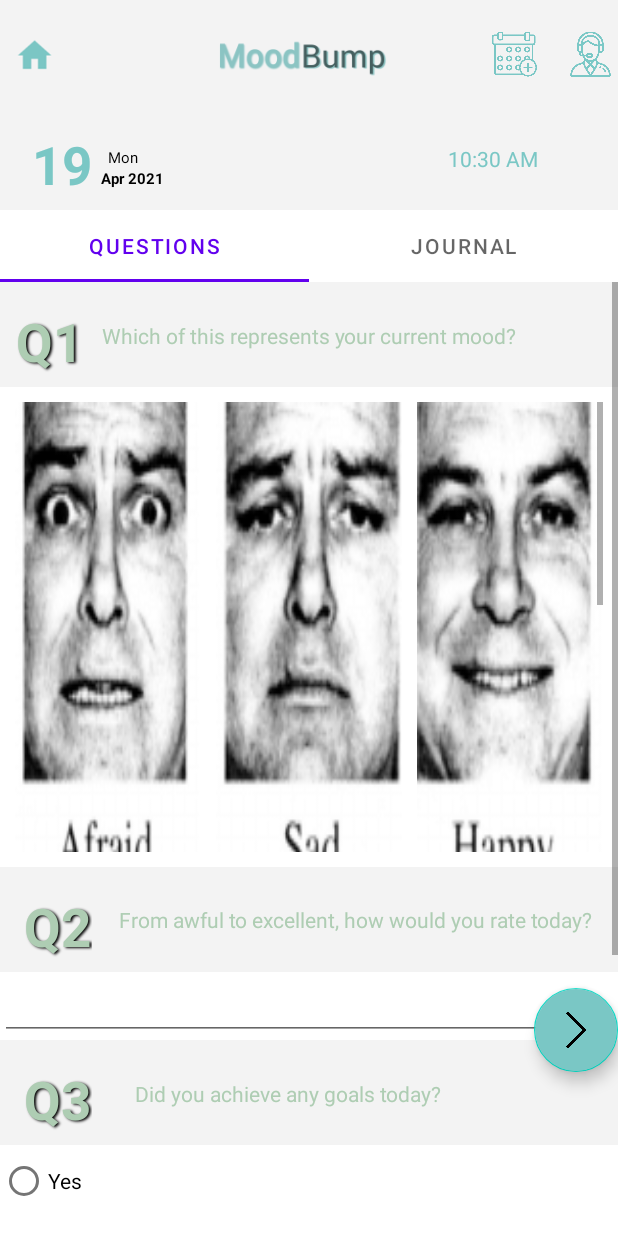
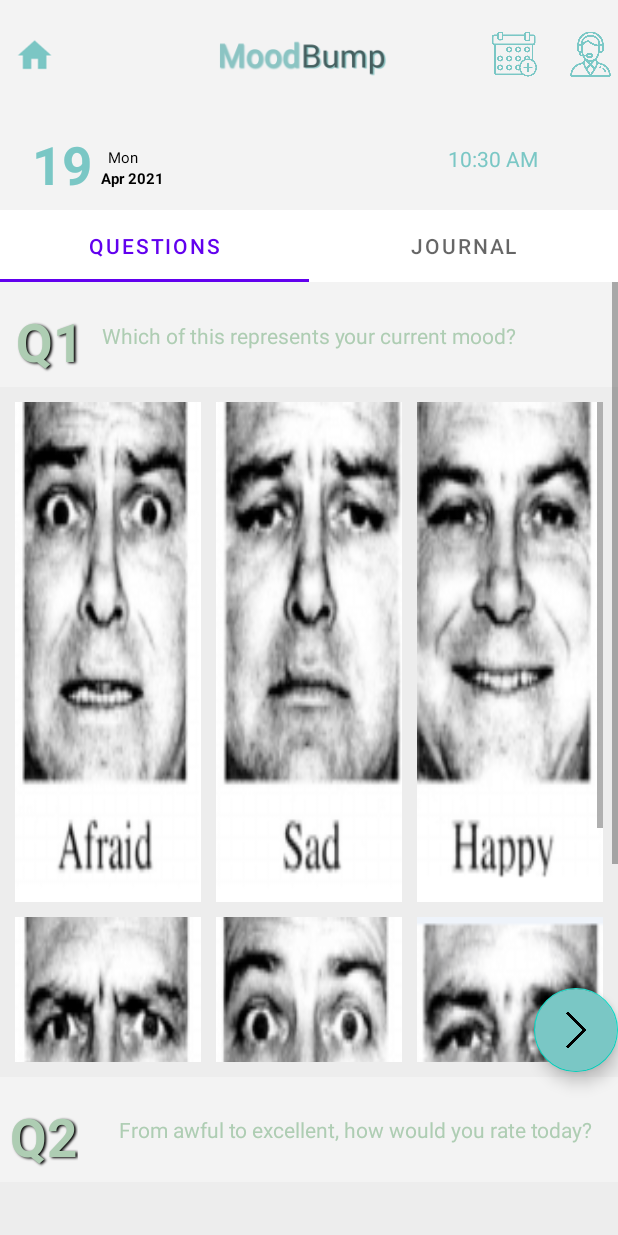
Before and after one commit to blxyon/moodBump, an Android app: the QuestionsFrag screen opened directly, with no data from a screen before it, on a phone screen of 412 x 824 dp. Run offline under Robolectric (Android 15) with nearby library versions, the phone set to English and light mode, and no system bars.

Commit message:
loads of bug fixings

```diff
--- a/front-endAndroid/app/src/main/java/backend/MoodServerUtils.java
+++ b/front-endAndroid/app/src/main/java/backend/MoodServerUtils.java
@@ -21,7 +21,7 @@ import java.util.concurrent.Future;
 public class MoodServerUtils {
     private MoodServerUtils() {}
     public static String protocol = "http";
-    public static String host = "192.168.0.68";
+    public static String host = "192.168.1.102";
     public static int port = 8000;
     public static String path = "/api/sentiment/";
 
--- a/front-endAndroid/app/src/main/java/com/unientrepproj/entrep/StartingPage.java
+++ b/front-endAndroid/app/src/main/java/com/unientrepproj/entrep/StartingPage.java
@@ -131,7 +131,7 @@ public class StartingPage extends AppCompatActivity {
         cursor.moveToFirst();
         String name =cursor.getString(0);
         TextView nameTex=findViewById(R.id.nameTex);
-        nameTex.setText(name);
+        nameTex.setText("Welcome "+name);
     }
 
     public void directToSpotify(String s){
--- a/front-endAndroid/app/src/main/res/layout/activity_main.xml
+++ b/front-endAndroid/app/src/main/res/layout/activity_main.xml
@@ -26,6 +26,8 @@
         android:layout_marginBottom="44dp"
         android:ems="10"
         android:hint="Enter your Name"
+        android:textColor="@color/black"
+        android:textColorHint="@color/black"
         android:inputType="textPersonName"
         app:layout_constraintBottom_toTopOf="@+id/button"
         app:layout_constraintEnd_toEndOf="parent"
--- a/front-endAndroid/app/src/main/res/layout/fragment_diary.xml
+++ b/front-endAndroid/app/src/main/res/layout/fragment_diary.xml
@@ -4,7 +4,8 @@
     xmlns:tools="http://schemas.android.com/tools"
     android:layout_width="match_parent"
     android:layout_height="match_parent"
-    tools:context=".TabsClasses.DiaryFrag">
+    tools:context=".TabsClasses.DiaryFrag"
+    android:background="#ededed">
     <ScrollView
         android:layout_width="match_parent"
         android:layout_height="match_parent">
@@ -26,6 +27,8 @@
             android:gravity="start"
             android:hint="Enter your text"
             android:inputType="textCapSentences|textMultiLine"
+            android:textColor="@color/black"
+            android:textColorHint="@color/black"
             app:layout_constraintBottom_toBottomOf="parent"
             app:layout_constraintEnd_toEndOf="parent"
             app:layout_constraintStart_toStartOf="parent"
--- a/front-endAndroid/app/src/main/res/layout/fragment_questions.xml
+++ b/front-endAndroid/app/src/main/res/layout/fragment_questions.xml
@@ -3,7 +3,8 @@
     xmlns:tools="http://schemas.android.com/tools"
     android:layout_width="match_parent"
     android:layout_height="match_parent"
-    tools:context=".TabsClasses.QuestionsFrag">
+    tools:context=".TabsClasses.QuestionsFrag"
+    android:background="#ededed">
 
     <!-- TODO: Update blank fragment layout -->
     <RelativeLayout
@@ -20,7 +21,7 @@
         <include layout="@layout/question"></include>
         <GridView
             android:id="@+id/girdviewQuestionAnswers"
-            android:layout_height="300dp"
+            android:layout_height="440dp"
             android:layout_width="match_parent"
             android:layout_margin="10dp"
             android:columnWidth="100dp"
@@ -32,12 +33,16 @@
         <EditText
             android:layout_width="match_parent"
             android:layout_height="wrap_content"
+            android:textColor="@color/black"
+            android:textColorHint="@color/black"
             android:id="@+id/q2ans"></EditText>
         <include layout="@layout/question_3"></include>
 
         <RadioGroup
             android:layout_width="match_parent"
-            android:layout_height="match_parent" >
+            android:layout_height="match_parent"
+            android:textColor="@color/black"
+            android:textColorHint="@color/black">
 
         <RadioButton
             android:layout_width="wrap_content"
@@ -53,11 +58,15 @@
         <EditText
             android:layout_width="match_parent"
             android:layout_height="wrap_content"
+            android:textColor="@color/black"
+            android:textColorHint="@color/black"
             android:id="@+id/q4ans"></EditText>
         <include layout="@layout/question_5"></include>
         <EditText
             android:layout_width="match_parent"
             android:layout_height="wrap_content"
+            android:textColor="@color/black"
+            android:textColorHint="@color/black"
             android:id="@+id/q5ans"></EditText>
 
     </LinearLayout>
--- a/front-endAndroid/app/src/main/res/layout/question_2.xml
+++ b/front-endAndroid/app/src/main/res/layout/question_2.xml
@@ -18,8 +18,6 @@
             android:layout_width="45dp"
             android:layout_height="46dp"
             android:layout_marginTop="16dp"
-            android:layout_marginEnd="17dp"
-            android:layout_marginRight="17dp"
             android:layout_marginBottom="8dp"
             android:shadowColor="#000000"
             android:shadowDx="1.5"
@@ -31,8 +29,8 @@
             android:textSize="35dp"
             android:textStyle="bold"
             app:layout_constraintBottom_toBottomOf="parent"
-            app:layout_constraintEnd_toEndOf="parent"
-            app:layout_constraintHorizontal_bias="0.045"
+            app:layout_constraintEnd_toStartOf="@+id/textView7"
+            app:layout_constraintHorizontal_bias="0.187"
             app:layout_constraintStart_toStartOf="parent"
             app:layout_constraintTop_toTopOf="parent"
             app:layout_constraintVertical_bias="0.0" />
--- a/front-endAndroid/app/src/main/res/layout/results_activity.xml
+++ b/front-endAndroid/app/src/main/res/layout/results_activity.xml
@@ -5,7 +5,8 @@
     xmlns:tools="http://schemas.android.com/tools"
     android:layout_width="match_parent"
     android:layout_height="match_parent"
-    tools:context=".ResultClasses.ResultActivity">
+    tools:context=".ResultClasses.ResultActivity"
+    android:background="#ededed">
 <ScrollView android:layout_height="match_parent" android:layout_width="match_parent">
     <LinearLayout
         android:layout_width="match_parent"
```
Also changed, not shown: front-endAndroid/app/src/main/res/layout/starting_page.xml (+1 -19 lines).
